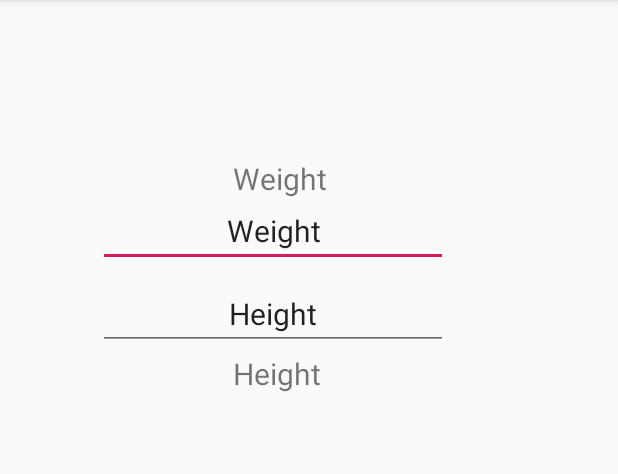
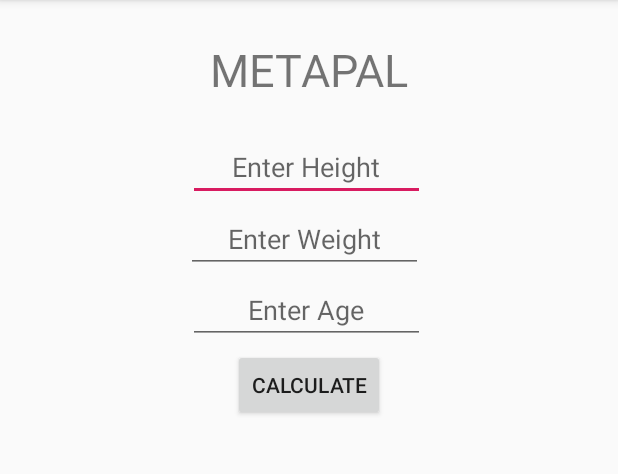
Before and after one commit to slavisha84/FitnessTracker, an Android app: the screen it shows after launch (MainActivity), on a phone screen of 412 x 824 dp, the part 84-558 px from its top. Run offline under Robolectric (Android 15) with nearby library versions, the phone set to English and light mode, and no system bars.

Commit message:
Update positioning
Signed-off-by: Slavisha84 <slavoljub.petkovic@outlook.com>

```diff
--- a/app/src/main/res/layout/activity_main.xml
+++ b/app/src/main/res/layout/activity_main.xml
@@ -1,60 +1,80 @@
 <?xml version="1.0" encoding="utf-8"?>
 <RelativeLayout xmlns:android="http://schemas.android.com/apk/res/android"
-    xmlns:app="http://schemas.android.com/apk/res-auto"
+    android:id="@+id/activity_main"
     xmlns:tools="http://schemas.android.com/tools"
     android:layout_width="match_parent"
     android:layout_height="match_parent"
+    android:paddingBottom="16dp"
+    android:paddingLeft="16dp"
+    android:paddingRight="16dp"
+    android:paddingTop="16dp"
     tools:context=".MainActivity">
 
+
     <TextView
-        android:text="@string/weight"
+        android:id="@+id/textView"
+        android:text="METAPAL"
+        android:textSize="30dp"
         android:layout_width="wrap_content"
         android:layout_height="wrap_content"
-        android:layout_gravity="center_horizontal"
-        android:layout_marginTop="105dp"
-        android:layout_marginStart="155dp"
-        android:textSize="20sp"
-        app:layout_constraintBottom_toBottomOf="parent"
-        app:layout_constraintLeft_toLeftOf="parent"
-        app:layout_constraintRight_toRightOf="parent"
-        app:layout_constraintTop_toTopOf="parent" />
+        android:layout_alignParentTop="true"
+        android:layout_centerHorizontal="true"
+        android:layout_marginTop="10dp" />
 
     <EditText
-        android:text="@string/weight"
+        android:id="@+id/userheight"
+        android:layout_width="158dp"
+        android:layout_height="wrap_content"
+        android:layout_below="@+id/textView"
+        android:layout_alignEnd="@+id/textView"
+        android:layout_alignRight="@+id/textView"
+        android:layout_marginTop="22dp"
+        android:layout_marginEnd="-11dp"
+        android:layout_marginRight="-11dp"
+        android:ems="10"
+        android:hint="Enter Height"
+        android:gravity="center_horizontal"
+        android:inputType="number" />
+
+    <EditText
+        android:id="@+id/userweight"
+        android:layout_width="158dp"
+        android:layout_height="wrap_content"
+        android:layout_below="@+id/textView"
+        android:layout_alignEnd="@+id/textView"
+        android:layout_alignRight="@+id/textView"
+        android:layout_marginTop="70dp"
+        android:layout_marginEnd="-10dp"
+        android:layout_marginRight="-10dp"
+        android:ems="10"
+        android:hint="Enter Weight"
+        android:gravity="center_horizontal"
+        android:inputType="number" />
+
+    <EditText
+        android:id="@+id/userage"
+        android:layout_width="158dp"
+        android:layout_height="wrap_content"
+        android:layout_below="@+id/textView"
+        android:layout_alignEnd="@+id/textView"
+        android:layout_alignRight="@+id/textView"
+        android:layout_marginTop="117dp"
+        android:layout_marginEnd="-11dp"
+        android:layout_marginRight="-11dp"
+        android:ems="10"
+        android:hint="Enter Age"
+        android:gravity="center_horizontal"
+        android:inputType="number" />
+
+    <Button
+        android:id="@+id/button"
         android:layout_width="wrap_content"
         android:layout_height="wrap_content"
-        android:layout_gravity="center_horizontal"
-        android:layout_marginTop="130dp"
-        android:layout_marginStart="65dp"
-        android:ems="10"
-        android:gravity="center_horizontal"
-        android:inputType="number|numberDecimal"
-        android:textSize="20sp"
-        android:autofillHints="Enter Weight" />
+        android:layout_below="@+id/textView"
+        android:layout_centerHorizontal="true"
+        android:layout_marginTop="166dp"
 
-    <TextView
-        android:text="@string/height"
-        android:layout_width="wrap_content"
-        android:layout_height="wrap_content"
-        android:layout_gravity="center_horizontal"
-        android:layout_marginTop="235dp"
-        android:layout_marginStart="155dp"
-        android:textSize="20sp"
-        app:layout_constraintBottom_toBottomOf="parent"
-        app:layout_constraintLeft_toLeftOf="parent"
-        app:layout_constraintRight_toRightOf="parent"
-        app:layout_constraintTop_toTopOf="parent" />
 
-    <EditText
-        android:text="@string/height"
-        android:layout_width="wrap_content"
-        android:layout_height="wrap_content"
-        android:layout_gravity="center_horizontal"
-        android:layout_marginTop="185dp"
-        android:layout_marginStart="65dp"
-        android:ems="10"
-        android:gravity="center_horizontal"
-        android:inputType="number|numberDecimal"
-        android:textSize="20sp"
-        android:autofillHints="Enter Height" />
+        android:text="CALCULATE" />
+
 </RelativeLayout>
--- a/app/src/main/res/values/strings.xml
+++ b/app/src/main/res/values/strings.xml
@@ -2,5 +2,10 @@
     <string name="app_name">Fitness Tracker</string>
     <string name="weight">Weight</string>
     <string name="height">Height</string>
+    <string name="age">age</string>
+    <string name="enter_weight">Enter Weight</string>
+    <string name="enter_height">Enter Height</string>
+    <string name="enter_age">Enter Age</string>
+    <string name="button">Button</string>
 
 </resources>
```
